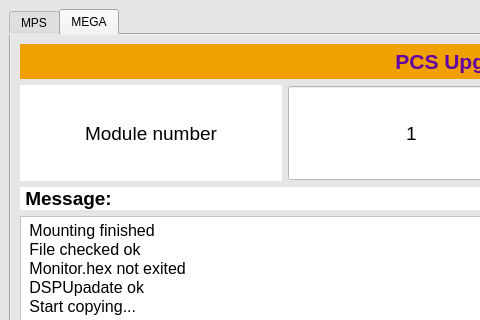
This is UpgradeTools/upgradetools.ui in megarevolpr/Win as Qt 5 draws it before an edit; both pictures show x 0 to 480 and y 0 to 320 of the 1034 by 653 pixel window. The edited form follows.
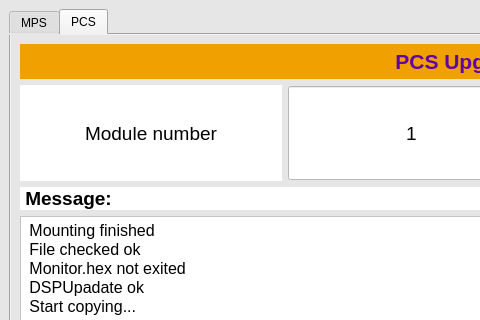
This is the edited form.

Diff of the .ui file:
```diff
--- a/UpgradeTools/upgradetools.ui
+++ b/UpgradeTools/upgradetools.ui
@@ -388,7 +388,7 @@
       </widget>
       <widget class="QWidget" name="MEGA">
        <attribute name="title">
-        <string>MEGA</string>
+        <string>PCS</string>
        </attribute>
        <layout class="QGridLayout" name="gridLayout_3">
         <item row="0" column="0">
```
Left out of the diff: 2 changed lines with no effect on the pictures.
